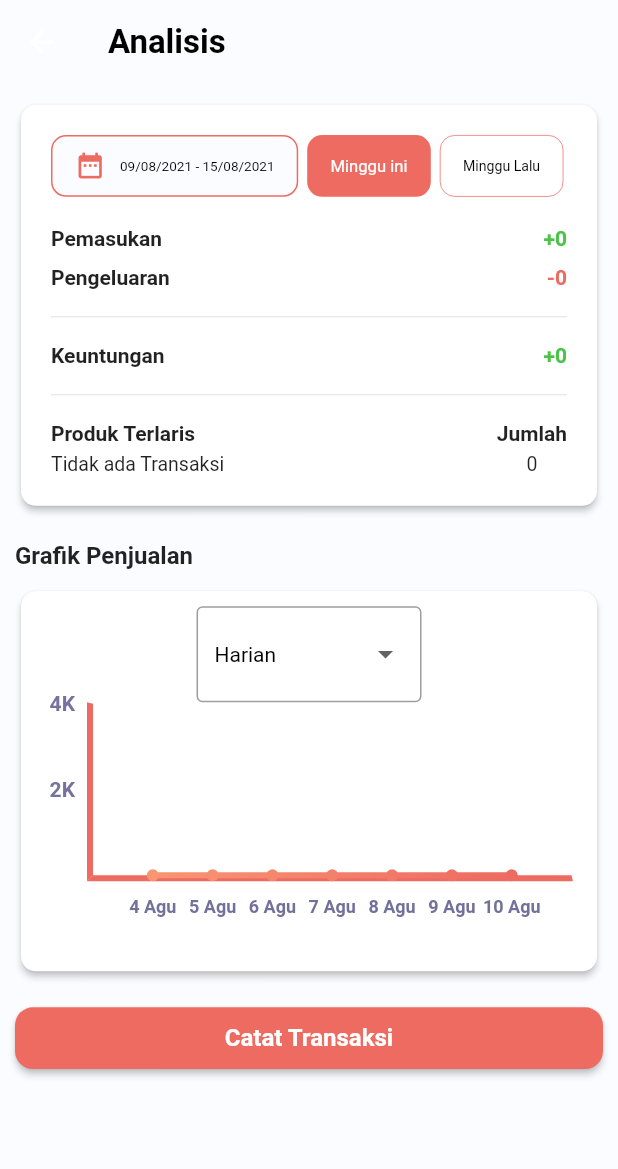
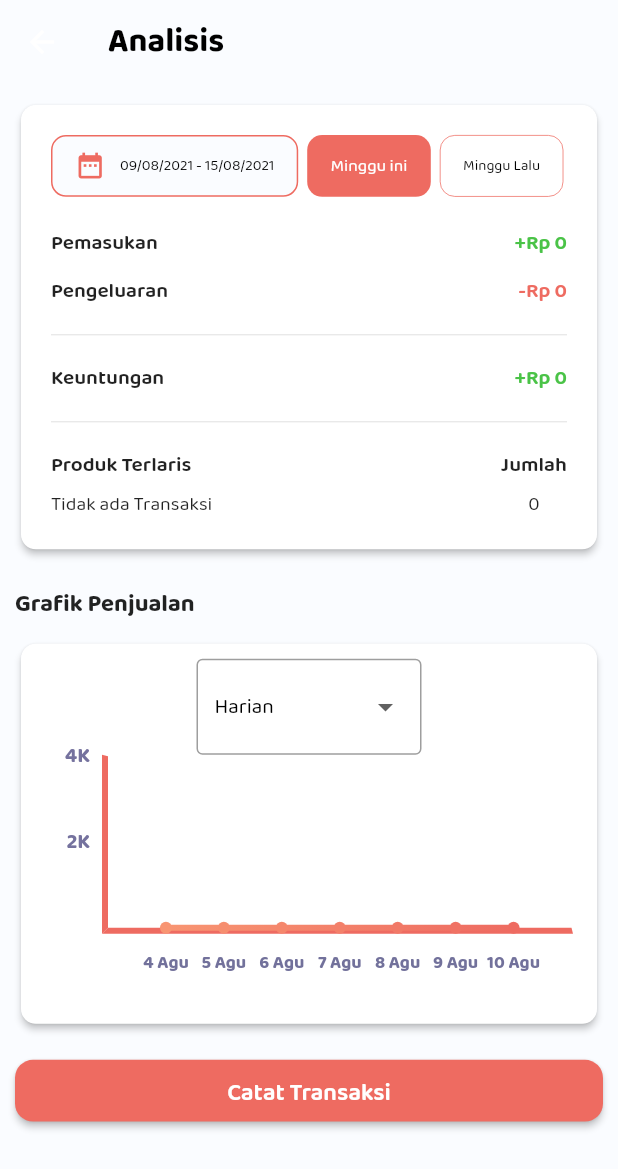
Before and after one commit to lamkhil/widuri, a Flutter app: the Analisis screen opened directly, on a phone screen of 412 x 824 dp. Shown: the top 1169 px of the screen. Run offline on Flutter 3.47's test engine with Material 2 defaults, Android fonts, the phone set to English and light mode, and no system bars; drawn by our look-alikes of fl_chart; our stand-ins replace cloud_firestore, extended_masked_text, firebase_auth, firebase_core, firebase_storage, flutter_spinkit and 5 more; missing offline and left inert: excel, translator, universal_html; accounts and stored records are empty.

Commit message:
fix v 1.0.0

```diff
--- a/lib/controller/c_barang.dart
+++ b/lib/controller/c_barang.dart
@@ -1,6 +1,7 @@
 import 'package:flutter/material.dart';
 import 'package:flutter_spinkit/flutter_spinkit.dart';
 import 'package:get/get.dart';
+import 'package:get_storage/get_storage.dart';
 import 'package:widuri/colors.dart';
 import 'package:widuri/model/m_barang.dart';
 import 'package:widuri/views/Widget/alert_dialog.dart';
@@ -10,6 +11,8 @@ import 'package:widuri/views/Widget/loader_dialog.dart';
 class C_Barang extends GetxController {
   var _textController = TextEditingController(text: '0').obs;
   var query = ''.obs;
+  final storage = GetStorage();
+  var minStock = 3.obs;
   var barangList = <dynamic>[].obs;
   static const List<String> listDropdownHome = [
     'Harian',
@@ -20,6 +23,7 @@ class C_Barang extends GetxController {
 
   @override
   void onInit() {
+    minStock.value = storage.read('minStock');
     barangList.bindStream(M_Barang.getBarangStream());
     super.onInit();
   }
--- a/lib/controller/c_transaksi.dart
+++ b/lib/controller/c_transaksi.dart
@@ -42,7 +42,13 @@ class C_Transaksi extends GetxController {
   var analisisCategory = 0.obs;
   late Rx<DateTimeRange> dateAnalisis;
   var activeCategory = 0.obs;
-  var analisis = {}.obs;
+  var analisis = {
+    'pemasukan': 0,
+    'pengeluaran': 0,
+    'keuntungan': 0,
+    'namaBarangTerlaris': 'Baju',
+    'jumlahBarangTerlaris': 1
+  }.obs;
   var listDateAnlisis = [].obs;
   var keuntunganUser = 0.obs;
 
--- a/lib/main.dart
+++ b/lib/main.dart
@@ -26,8 +26,10 @@ class MyApp extends StatelessWidget {
   Widget build(BuildContext context) {
     return GetMaterialApp(
       debugShowCheckedModeBanner: false,
-      theme:
-          ThemeData(primaryColor: primaryColor, accentColor: Colors.redAccent),
+      theme: ThemeData(
+          primaryColor: primaryColor,
+          accentColor: Colors.redAccent,
+          fontFamily: 'Roboto'),
       getPages: [
         GetPage(name: '/', page: () => SplashScreen()),
         GetPage(
--- a/lib/views/Widget/card_barang.dart
+++ b/lib/views/Widget/card_barang.dart
@@ -37,7 +37,7 @@ class CardBarang extends StatelessWidget {
           child: Padding(
               padding: EdgeInsets.all(12.0),
               child: SizedBox(
-                height: 45,
+                height: 50,
                 child: Row(
                   mainAxisAlignment: MainAxisAlignment.spaceBetween,
                   children: <Widget>[
--- a/lib/views/Widget/popup_riwayat.dart
+++ b/lib/views/Widget/popup_riwayat.dart
@@ -1,6 +1,7 @@
 import 'package:flutter/cupertino.dart';
 import 'package:flutter/material.dart';
 import 'package:get/get.dart';
+import 'package:widuri/Util/formatCurrency.dart';
 
 import '../../colors.dart';
 import '../../gambar.dart';
@@ -83,7 +84,7 @@ Future<dynamic> HistoryBuildShowDialog(
                   mainAxisAlignment: MainAxisAlignment.spaceBetween,
                   children: [
                     Text("Harga deal"),
-                    Text(hargaDeal.toString()),
+                    Text(formatCurrency.format(hargaDeal).toString()),
                   ],
                 ),
                 SizedBox(
@@ -93,7 +94,7 @@ Future<dynamic> HistoryBuildShowDialog(
                   mainAxisAlignment: MainAxisAlignment.spaceBetween,
                   children: [
                     Text("Laba"),
-                    Text(laba.toString()),
+                    Text(formatCurrency.format(laba).toString()),
                   ],
                 ),
               ],
--- a/lib/views/analisis.dart
+++ b/lib/views/analisis.dart
@@ -5,6 +5,7 @@ import 'package:flutter_spinkit/flutter_spinkit.dart';
 import 'package:get/get.dart';
 import 'package:intl/intl.dart';
 import 'package:path_provider/path_provider.dart';
+import 'package:widuri/Util/formatCurrency.dart';
 import 'package:widuri/controller/c_barang.dart';
 import 'package:widuri/controller/c_transaksi.dart';
 import 'package:widuri/views/Widget/loader_dialog.dart';
@@ -255,7 +256,9 @@ class _AnalisisState extends State<Analisis> {
                           Obx(
                             () => Text(
                                 '+' +
-                                    transaksiController.analisis['pemasukan']
+                                    formatCurrency
+                                        .format(transaksiController
+                                            .analisis['pemasukan'])
                                         .toString(),
                                 style: TextStyle(
                                     fontWeight: FontWeight.w600,
@@ -280,7 +283,9 @@ class _AnalisisState extends State<Analisis> {
                           Obx(
                             () => Text(
                                 '-' +
-                                    transaksiController.analisis['pengeluaran']
+                                    formatCurrency
+                                        .format(transaksiController
+                                            .analisis['pengeluaran'])
                                         .toString(),
                                 style: TextStyle(
                                     fontWeight: FontWeight.w600,
@@ -309,7 +314,9 @@ class _AnalisisState extends State<Analisis> {
                           Obx(
                             () => Text(
                                 '+' +
-                                    transaksiController.analisis['keuntungan']
+                                    formatCurrency
+                                        .format(transaksiController
+                                            .analisis['keuntungan'])
                                         .toString(),
                                 style: TextStyle(
                                     fontWeight: FontWeight.w600,
@@ -415,8 +422,11 @@ class _AnalisisState extends State<Analisis> {
                           iconSize: 24,
                           elevation: 16,
                           style: TextStyle(color: Colors.black),
-                          onChanged: (var newValue) => barangController
-                              .valueDropdownHome.value = newValue!,
+                          onChanged: (var newValue) {
+                            barangController.valueDropdownHome.value =
+                                newValue!;
+                            transaksiController.updateDataGrafik();
+                          },
                           items: C_Barang.listDropdownHome
                               .map((String item) => DropdownMenuItem<String>(
                                   child: Text(item), value: item))
@@ -426,7 +436,7 @@ class _AnalisisState extends State<Analisis> {
                     ),
                     Expanded(
                       child: Padding(
-                        padding: const EdgeInsets.only(right: 16.0, left: 6.0),
+                        padding: const EdgeInsets.only(right: 16.0, left: 16.0),
                         child: grafik(),
                       ),
                     ),
--- a/lib/views/daftar_barang.dart
+++ b/lib/views/daftar_barang.dart
@@ -128,10 +128,6 @@ class BodyBarang {
                   barangController.query.value = value.toLowerCase();
                 },
               ),
-              trailing: new IconButton(
-                icon: new Icon(Icons.filter_list_rounded),
-                onPressed: () {},
-              ),
             ),
           ),
           Container(
--- a/lib/views/splashscreen.dart
+++ b/lib/views/splashscreen.dart
@@ -28,6 +28,10 @@ class _SplashScreenState extends State<SplashScreen> {
 
   void navigatePage() async {
     var user = storage.read('user');
+    var minimalStock = storage.read('minStock');
+    if (minimalStock == null) {
+      storage.write('minStock', 3);
+    }
     if (user == null) {
       Get.offNamed('/login');
     } else {
```
Also changed, not shown: lib/views/Widget/card_riwayat.dart (+3 -6 lines), lib/views/home.dart (+11 -12 lines), lib/views/profile_setting.dart (+116 -5 lines), pubspec.yaml (+23 -0 lines), assets/fonts/BalooThambi2-Bold.ttf (added), assets/fonts/BalooThambi2-ExtraBold.ttf (added), assets/fonts/BalooThambi2-Medium.ttf (added), assets/fonts/BalooThambi2-Regular.ttf (added), assets/fonts/BalooThambi2-SemiBold.ttf (added).
